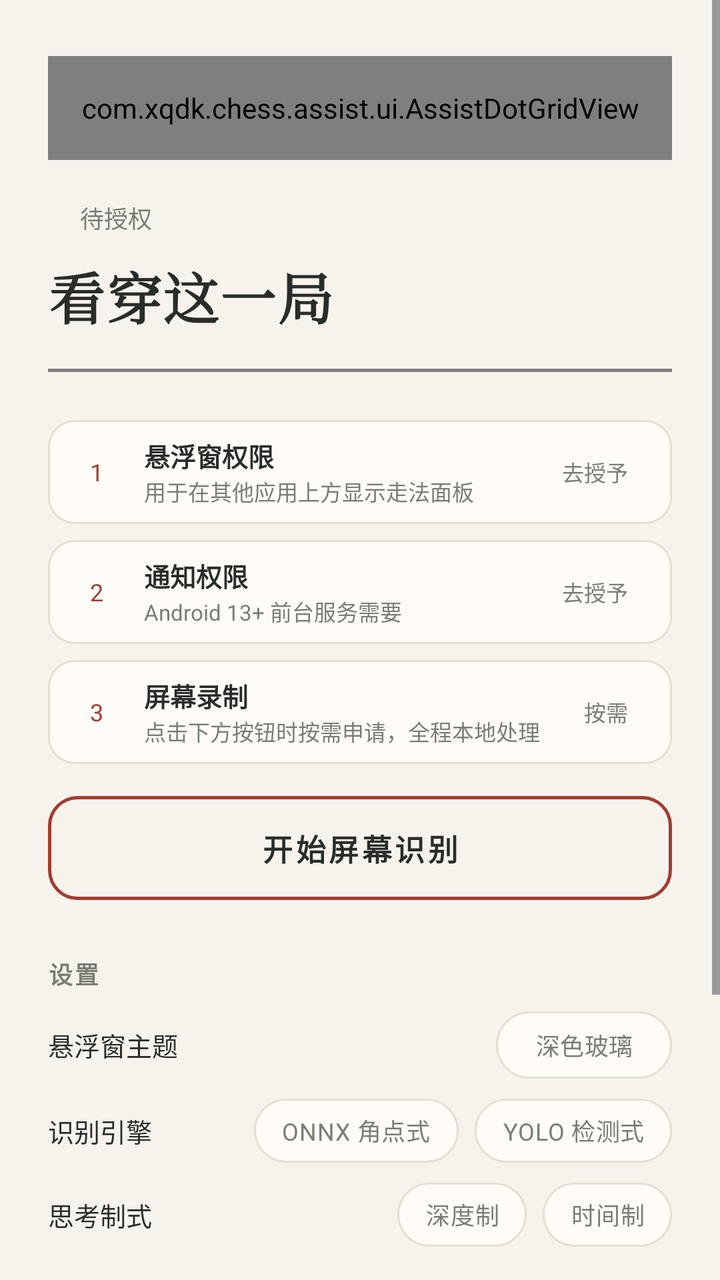
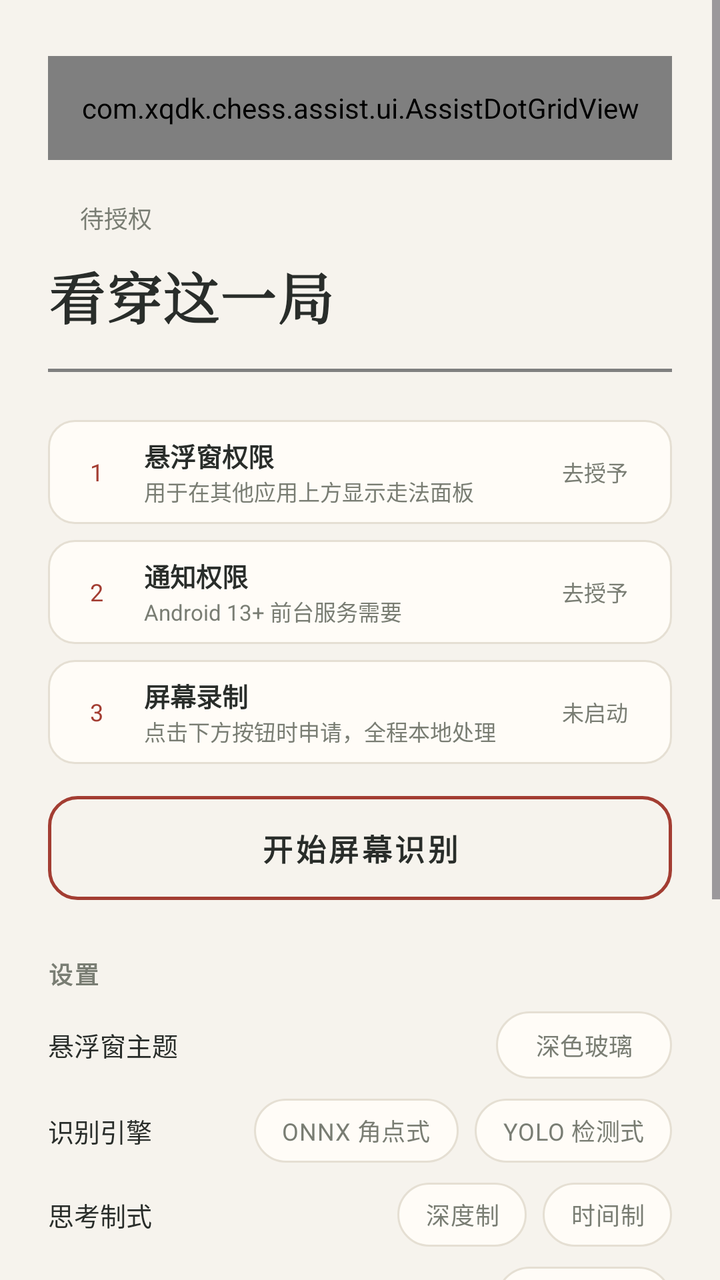

An Android layout rendered at two revisions. The XML below is the earlier revision; the diff shows what the commit changed to produce the second picture.
<!-- AndroidManifest.xml: application theme Theme.ChineseChess -->
<!-- res/layout/assist_activity.xml -->
<?xml version="1.0" encoding="utf-8"?>
<ScrollView xmlns:android="http://schemas.android.com/apk/res/android"
    xmlns:tools="http://schemas.android.com/tools"
    android:id="@+id/bg_scroll"
    android:layout_width="match_parent"
    android:layout_height="match_parent"
    android:background="@color/xq_paper"
    android:fillViewport="true">

    <LinearLayout
        android:layout_width="match_parent"
        android:layout_height="wrap_content"
        android:orientation="vertical"
        android:paddingHorizontal="24dp"
        android:paddingTop="20dp"
        android:paddingBottom="28dp">

        
        <com.xqdk.chess.assist.ui.AssistDotGridView
            android:id="@+id/dot_grid"
            android:layout_width="match_parent"
            android:layout_height="52dp"
            android:layout_marginTop="8dp" />

        
        <LinearLayout
            android:layout_width="match_parent"
            android:layout_height="wrap_content"
            android:layout_marginTop="20dp"
            android:gravity="center_vertical"
            android:orientation="horizontal">

            <View
                android:id="@+id/state_dot"
                android:layout_width="8dp"
                android:layout_height="8dp" />

            <TextView
                android:id="@+id/tv_auto_status"
                android:layout_width="0dp"
                android:layout_height="wrap_content"
                android:layout_marginStart="8dp"
                android:layout_weight="1"
                android:ellipsize="end"
                android:maxLines="1"
                android:text="待授权"
                android:textColor="@color/xq_muted"
                android:textSize="12sp"
                tools:ignore="HardcodedText" />
        </LinearLayout>

        
        <TextView
            android:id="@+id/assist_hero"
            android:layout_width="match_parent"
            android:layout_height="wrap_content"
            android:layout_marginTop="10dp"
            android:fontFamily="serif"
            android:letterSpacing="0.02"
            android:text="@string/main_hero"
            android:textColor="@color/xq_ink_text"
            android:textSize="28sp"
            android:textStyle="bold" />

        
        <com.xqdk.chess.assist.ui.RiverLineView
            android:id="@+id/river_line"
            android:layout_width="match_parent"
            android:layout_height="1.5dp"
            android:layout_marginTop="16dp" />

        

        <LinearLayout
            android:id="@+id/btn_overlay_permission"
            style="@style/StepRow"
            android:layout_width="match_parent"
            android:layout_height="wrap_content"
            android:layout_marginTop="24dp"
            android:clickable="true"
            android:focusable="true"
            android:foreground="?attr/selectableItemBackground"
            android:orientation="horizontal">

            <TextView
                android:id="@+id/step_overlay_num"
                style="@style/StepNum"
                android:tag="1"
                android:text="1"
                tools:ignore="HardcodedText" />

            <LinearLayout
                android:layout_width="0dp"
                android:layout_height="wrap_content"
                android:layout_marginStart="11dp"
                android:layout_weight="1"
                android:orientation="vertical">

                <TextView
                    android:id="@+id/step_overlay_title"
                    style="@style/StepTitle"
                    android:text="悬浮窗权限"
                    tools:ignore="HardcodedText" />

                <TextView
                    android:id="@+id/step_overlay_hint"
                    style="@style/StepHint"
                    android:text="用于在其他应用上方显示走法面板"
                    tools:ignore="HardcodedText" />
            </LinearLayout>

            <TextView
                android:id="@+id/step_overlay_chip"
                style="@style/StepChip"
                android:text="去授予"
                tools:ignore="HardcodedText" />
        </LinearLayout>

        <LinearLayout
            android:id="@+id/btn_notification_permission"
            style="@style/StepRow"
            android:layout_width="match_parent"
            android:layout_height="wrap_content"
            android:layout_marginTop="8dp"
            android:clickable="true"
            android:focusable="true"
            android:foreground="?attr/selectableItemBackground"
            android:orientation="horizontal">

            <TextView
                android:id="@+id/step_notify_num"
                style="@style/StepNum"
                android:tag="2"
                android:text="2"
                tools:ignore="HardcodedText" />

            <LinearLayout
                android:layout_width="0dp"
                android:layout_height="wrap_content"
                android:layout_marginStart="11dp"
                android:layout_weight="1"
                android:orientation="vertical">

                <TextView
                    android:id="@+id/step_notify_title"
                    style="@style/StepTitle"
                    android:text="通知权限"
                    tools:ignore="HardcodedText" />

                <TextView
                    android:id="@+id/step_notify_hint"
                    style="@style/StepHint"
                    android:text="Android 13+ 前台服务需要"
                    tools:ignore="HardcodedText" />
            </LinearLayout>

            <TextView
                android:id="@+id/step_notify_chip"
                style="@style/StepChip"
                android:text="去授予"
                tools:ignore="HardcodedText" />
        </LinearLayout>

        
        <LinearLayout
            android:id="@+id/step_capture_row"
            style="@style/StepRow"
            android:layout_width="match_parent"
            android:layout_height="wrap_content"
            android:layout_marginTop="8dp"
            android:orientation="horizontal">

            <TextView
                android:id="@+id/step_capture_num"
                style="@style/StepNum"
                android:tag="3"
                android:text="3"
                tools:ignore="HardcodedText" />

            <LinearLayout
                android:layout_width="0dp"
                android:layout_height="wrap_content"
                android:layout_marginStart="11dp"
                android:layout_weight="1"
                android:orientation="vertical">

                <TextView
                    android:id="@+id/step_capture_title"
                    style="@style/StepTitle"
                    android:text="屏幕录制"
                    tools:ignore="HardcodedText" />

                <TextView
                    android:id="@+id/step_capture_hint"
                    style="@style/StepHint"
                    android:text="点击下方按钮时按需申请，全程本地处理"
                    tools:ignore="HardcodedText" />
            </LinearLayout>

            <TextView
                android:id="@+id/step_capture_chip"
                style="@style/StepChip"
                android:text="按需"
                tools:ignore="HardcodedText" />
        </LinearLayout>

        
        <Button
            android:id="@+id/btn_start_capture"
            style="@style/MainButton"
            android:layout_width="match_parent"
            android:layout_height="52dp"
            android:layout_marginTop="16dp"
            android:text="开始屏幕识别"
            tools:ignore="HardcodedText" />

        

        <TextView
            android:layout_width="wrap_content"
            android:layout_height="wrap_content"
            android:layout_marginTop="28dp"
            android:letterSpacing="0.08"
            android:text="设置"
            android:textColor="@color/xq_muted"
            android:textSize="12sp"
            android:textStyle="bold"
            tools:ignore="HardcodedText" />

        
        <LinearLayout
            android:layout_width="match_parent"
            android:layout_height="wrap_content"
            android:layout_marginTop="10dp"
            android:gravity="center_vertical"
            android:orientation="horizontal">

            <TextView
                android:layout_width="0dp"
                android:layout_height="wrap_content"
                android:layout_weight="1"
                android:text="悬浮窗主题"
                android:textColor="@color/xq_ink_text"
                android:textSize="13sp"
                tools:ignore="HardcodedText" />

            <Button
                android:id="@+id/btn_overlay_theme"
                style="@style/ValueChip"
                android:layout_width="wrap_content"
                android:layout_height="wrap_content"
                android:text="深色玻璃"
                tools:ignore="HardcodedText" />
        </LinearLayout>

        
        <LinearLayout
            android:layout_width="match_parent"
            android:layout_height="wrap_content"
            android:layout_marginTop="10dp"
            android:gravity="center_vertical"
            android:orientation="horizontal">

            <TextView
                android:layout_width="0dp"
                android:layout_height="wrap_content"
                android:layout_weight="1"
                android:text="识别引擎"
                android:textColor="@color/xq_ink_text"
                android:textSize="13sp"
                tools:ignore="HardcodedText" />

            <RadioGroup
                android:id="@+id/rg_recognizer_engine"
                android:layout_width="wrap_content"
                android:layout_height="wrap_content"
                android:orientation="horizontal">

                <RadioButton
                    android:id="@+id/rb_engine_onnx"
                    style="@style/EngineChip"
                    android:layout_width="wrap_content"
                    android:layout_height="wrap_content"
                    android:text="ONNX 角点式"
                    tools:ignore="HardcodedText" />

                <RadioButton
                    android:id="@+id/rb_engine_yolo"
                    style="@style/EngineChip"
                    android:layout_width="wrap_content"
                    android:layout_height="wrap_content"
                    android:layout_marginStart="8dp"
                    android:text="YOLO 检测式"
                    tools:ignore="HardcodedText" />
            </RadioGroup>
        </LinearLayout>

        
        <LinearLayout
            android:layout_width="match_parent"
            android:layout_height="wrap_content"
            android:layout_marginTop="10dp"
            android:gravity="center_vertical"
            android:orientation="horizontal">

            <TextView
                android:layout_width="0dp"
                android:layout_height="wrap_content"
                android:layout_weight="1"
                android:text="思考制式"
                android:textColor="@color/xq_ink_text"
                android:textSize="13sp"
                tools:ignore="HardcodedText" />

            <RadioGroup
                android:id="@+id/rg_search_mode"
                android:layout_width="wrap_content"
                android:layout_height="wrap_content"
                android:orientation="horizontal">

                <RadioButton
                    android:id="@+id/rb_mode_depth"
                    style="@style/EngineChip"
                    android:layout_width="wrap_content"
                    android:layout_height="wrap_content"
                    android:text="深度制"
                    tools:ignore="HardcodedText" />

                <RadioButton
                    android:id="@+id/rb_mode_time"
                    style="@style/EngineChip"
                    android:layout_width="wrap_content"
                    android:layout_height="wrap_content"
                    android:layout_marginStart="8dp"
                    android:text="时间制"
                    tools:ignore="HardcodedText" />
            </RadioGroup>
        </LinearLayout>

        
        <TextView
            android:layout_width="match_parent"
            android:layout_height="wrap_content"
            android:layout_marginTop="28dp"
            android:lineSpacingExtra="2dp"
            android:text="合规声明：本功能仅通过系统录屏授权做画面识别并显示走法建议，属于象棋学习辅助工具，仅供学习研究，请于获取后24小时内自行删除。不包含自动走子、触摸注入、无障碍服务、Root/Xposed 或读取其他应用数据；对局中的所有着法均由玩家手动操作。"
            android:textColor="@color/xq_muted"
            android:textSize="11sp"
            tools:ignore="HardcodedText" />

        
        <LinearLayout
            android:layout_width="match_parent"
            android:layout_height="wrap_content"
            android:layout_marginTop="8dp"
            android:gravity="center_horizontal"
            android:orientation="horizontal">

            <Button
                android:id="@+id/button_help"
                style="@style/MainTextButton"
                android:layout_width="wrap_content"
                android:layout_height="wrap_content"
                android:text="@string/main_help" />

            <Button
                android:id="@+id/button_about"
                style="@style/MainTextButton"
                android:layout_width="wrap_content"
                android:layout_height="wrap_content"
                android:layout_marginStart="24dp"
                android:text="@string/main_about" />
        </LinearLayout>
    </LinearLayout>
</ScrollView>
<!-- resources referenced by this layout -->
<resources>
  <color name="xq_ink_text">#292D2A</color>
  <color name="xq_muted">#797D73</color>
  <color name="xq_paper">#F6F3ED</color>
  <string name="main_about">关于</string>
  <string name="main_help">帮助</string>
  <string name="main_hero">看穿这一局</string>
  <style name="MainButton" parent="">
          <item name="android:background">@drawable/main_btn_outline</item>
          <item name="backgroundTint">@null</item>
          <item name="android:textColor">@color/xq_ink_text</item>
          <item name="android:textSize">15sp</item>
          <item name="android:textStyle">bold</item>
          <item name="android:letterSpacing">0.1</item>
          <item name="android:minHeight">48dp</item>
          <item name="android:gravity">center</item>
      </style>
  <style name="MainTextButton" parent="">
          <item name="android:background">@drawable/main_text_btn_bg</item>
          <item name="backgroundTint">@null</item>
          <item name="android:textColor">@color/xq_muted</item>
          <item name="android:textSize">12sp</item>
          <item name="android:letterSpacing">0.08</item>
          <item name="android:minWidth">64dp</item>
          <item name="android:minHeight">48dp</item>
          <item name="android:gravity">center</item>
      </style>
  <style name="StepHint" parent="">
          <item name="android:layout_width">match_parent</item>
          <item name="android:layout_height">wrap_content</item>
          <item name="android:textColor">@color/xq_muted</item>
          <item name="android:textSize">11sp</item>
          <item name="android:maxLines">1</item>
          <item name="android:ellipsize">end</item>
      </style>
  <style name="StepNum" parent="">
          <item name="android:layout_width">25dp</item>
          <item name="android:layout_height">25dp</item>
          <item name="android:gravity">center</item>
          <item name="android:textSize">12sp</item>
          <item name="android:textColor">@color/xq_zhu</item>
          <item name="android:maxLines">1</item>
      </style>
  <style name="StepTitle" parent="">
          <item name="android:layout_width">match_parent</item>
          <item name="android:layout_height">wrap_content</item>
          <item name="android:textColor">@color/xq_ink_text</item>
          <item name="android:textSize">13sp</item>
          <item name="android:textStyle">bold</item>
          <item name="android:maxLines">1</item>
          <item name="android:ellipsize">end</item>
      </style>
  <style name="Theme.ChineseChess" parent="Base.Theme.ChineseChess" />
  <!-- drawable main_text_btn_bg (drawable) -->
  <?xml version="1.0" encoding="utf-8"?>
  <selector xmlns:android="http://schemas.android.com/apk/res/android">
      <item android:state_pressed="true">
          <shape android:shape="rectangle">
              <solid android:color="#14000000" />
          </shape>
      </item>
      <item>
          <shape android:shape="rectangle">
              <solid android:color="#00000000" />
          </shape>
      </item>
  </selector>
  <color name="xq_zhu">#A33D32</color>
  <!-- drawable step_row_bg (drawable) -->
  <?xml version="1.0" encoding="utf-8"?>
  <shape xmlns:android="http://schemas.android.com/apk/res/android"
      android:shape="rectangle">
      <corners android:radius="13dp" />
      <solid android:color="@color/xq_surface" />
      <stroke android:width="1dp" android:color="@color/xq_line" />
  </shape>
  <style name="Base.Theme.ChineseChess" parent="Theme.Material3.DayNight.NoActionBar">
          
          <item name="colorPrimary">@color/qi_zhu_btn</item>
          <item name="colorAccent">@color/qi_zhu_btn</item>
          
          <item name="android:statusBarColor">@color/xq_paper</item>
          <item name="android:windowLightStatusBar">true</item>
      </style>
  <color name="xq_surface">#FFFCF7</color>
  <color name="xq_line">#E5DFD3</color>
  <color name="xq_zhu_press">#8F3527</color>
  <color name="qi_zhu_btn">#C35440</color>
  <!-- unchanged entries left out for length: 6 -->
</resources>

<!-- the commit's change to res/layout/assist_activity.xml (unified diff, before → after) -->
@@ -193,14 +193,14 @@
                 <TextView
                     android:id="@+id/step_capture_hint"
                     style="@style/StepHint"
-                    android:text="点击下方按钮时按需申请，全程本地处理"
+                    android:text="点击下方按钮时申请，全程本地处理"
                     tools:ignore="HardcodedText" />
             </LinearLayout>
 
             <TextView
                 android:id="@+id/step_capture_chip"
                 style="@style/StepChip"
-                android:text="按需"
+                android:text="未启动"
                 tools:ignore="HardcodedText" />
         </LinearLayout>
 
@@ -338,6 +338,58 @@
         </LinearLayout>
 
         
+        <LinearLayout
+            android:layout_width="match_parent"
+            android:layout_height="wrap_content"
+            android:layout_marginTop="10dp"
+            android:gravity="center_vertical"
+            android:orientation="horizontal">
+
+            <TextView
+                android:layout_width="0dp"
+                android:layout_height="wrap_content"
+                android:layout_weight="1"
+                android:text="性能诊断"
+                android:textColor="@color/xq_ink_text"
+                android:textSize="13sp"
+                tools:ignore="HardcodedText" />
+
+            <Button
+                android:id="@+id/btn_bench_profiling"
+                style="@style/ValueChip"
+                android:layout_width="wrap_content"
+                android:layout_height="wrap_content"
+                android:text="关"
+                tools:ignore="HardcodedText" />
+        </LinearLayout>
+
+        
+        <LinearLayout
+            android:layout_width="match_parent"
+            android:layout_height="wrap_content"
+            android:layout_marginTop="10dp"
+            android:gravity="center_vertical"
+            android:orientation="horizontal">
+
+            <TextView
+                android:layout_width="0dp"
+                android:layout_height="wrap_content"
+                android:layout_weight="1"
+                android:text="检查更新"
+                android:textColor="@color/xq_ink_text"
+                android:textSize="13sp"
+                tools:ignore="HardcodedText" />
+
+            <Button
+                android:id="@+id/btn_check_update"
+                style="@style/ValueChip"
+                android:layout_width="wrap_content"
+                android:layout_height="wrap_content"
+                android:text="检查"
+                tools:ignore="HardcodedText" />
+        </LinearLayout>
+
+        
         <TextView
             android:layout_width="match_parent"
             android:layout_height="wrap_content"
